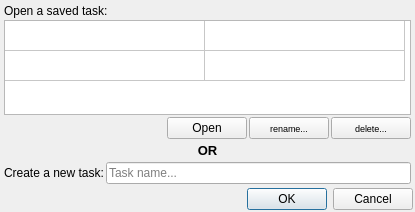
First picture: the form in ui/CreateLoadTaskDialog.ui, repository AmirHammouteneEI/ScheduledPasteAndKeys, before the edit.
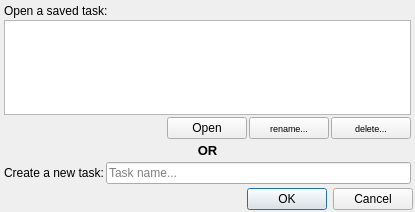
Second picture: the form after the edit.

Commit message: Continue work on create open tasks dialog

Patch:
```diff
--- a/ui/CreateLoadTaskDialog.ui
+++ b/ui/CreateLoadTaskDialog.ui
@@ -72,7 +72,7 @@
          <enum>QAbstractItemView::SingleSelection</enum>
         </property>
         <property name="rowCount">
-         <number>2</number>
+         <number>0</number>
         </property>
         <property name="columnCount">
          <number>2</number>
@@ -86,26 +86,8 @@
         <attribute name="verticalHeaderVisible">
          <bool>false</bool>
         </attribute>
-        <row>
-         <property name="text">
-          <string>Nouvelle ligne</string>
-         </property>
-        </row>
-        <row>
-         <property name="text">
-          <string>Nouvelle ligne</string>
-         </property>
-        </row>
-        <column>
-         <property name="text">
-          <string>Nouvelle colonne</string>
-         </property>
-        </column>
-        <column>
-         <property name="text">
-          <string>Nouvelle colonne</string>
-         </property>
-        </column>
+        <column/>
+        <column/>
        </widget>
       </item>
       <item>
```
The commit also changes 3 other files.
